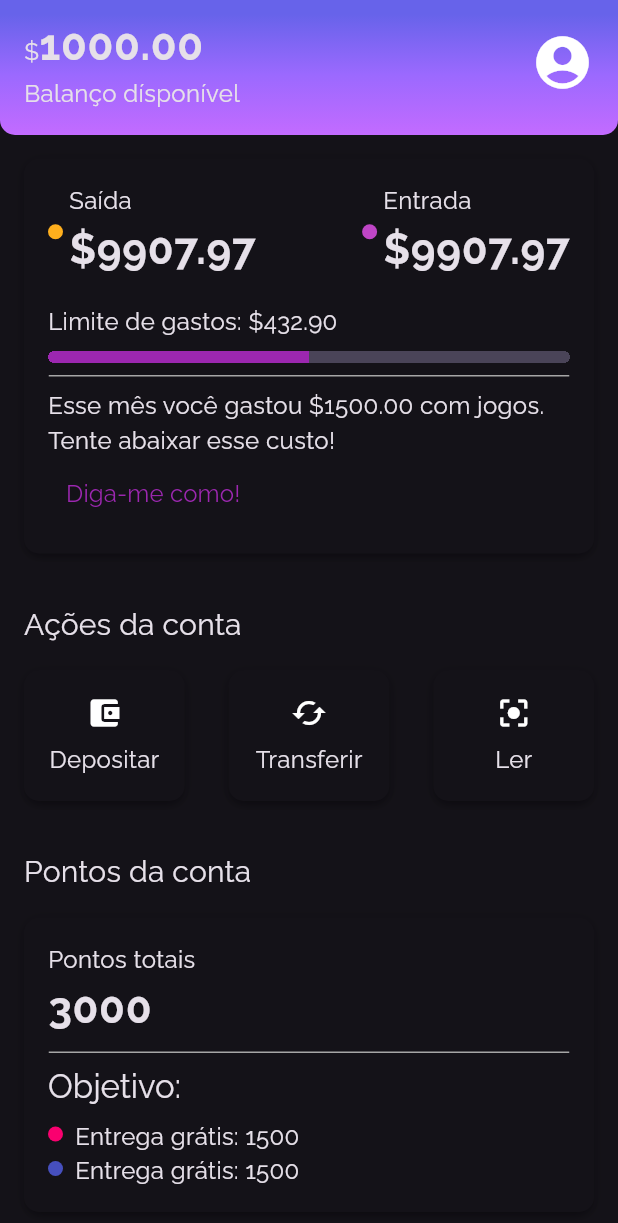
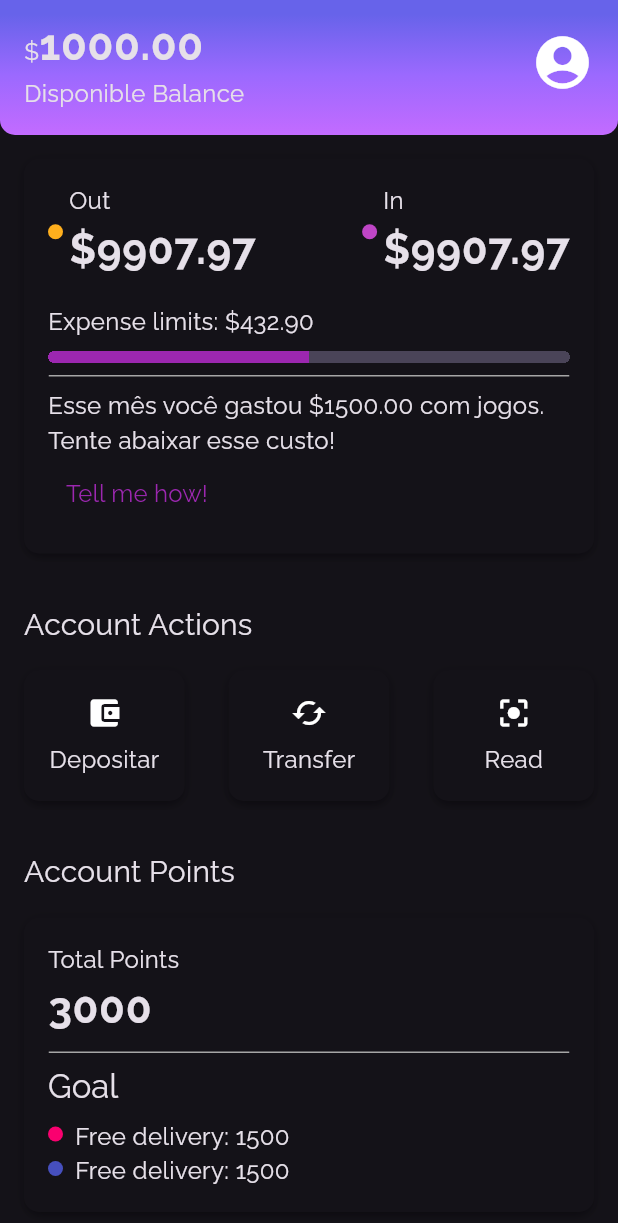
Before and after one commit to MarcoAntonioGomes/alubank, a Flutter app: the screen it shows after launch, scrolled down 71 dp, on a phone screen of 412 x 824 dp. Shown: the top 1223 px of the screen. Run offline on Flutter 3.47's test engine with Material 3 defaults, Android fonts, the phone set to English and light mode, and no system bars.

Commit message:
Implemented internalization using flutter Libs

```diff
--- /dev/null
+++ b/l10n.yaml
@@ -0,0 +1,5 @@
+arb-dir: lib/l10n
+template-arb-file: app_en.arb
+output-dir: lib/generated/l10n
+output-localization-file: app_localizations.dart
+synthetic-package: false
--- a/lib/components/sections/accountactions.dart
+++ b/lib/components/sections/accountactions.dart
@@ -1,4 +1,5 @@
 import 'package:alubank/components/box_card.dart';
+import 'package:alubank/generated/l10n/app_localizations.dart';
 import 'package:flutter/material.dart';
 
 class AccountActions extends StatelessWidget {
@@ -11,15 +12,15 @@ class AccountActions extends StatelessWidget {
       children: [
         Padding(
           padding: const EdgeInsets.only(bottom: 16.0),
-          child: Text('Ações da conta', style: Theme.of(context).textTheme.titleMedium,),
+          child: Text(AppLocalizations.of(context)!.account_actions, style: Theme.of(context).textTheme.titleMedium,),
         ),
         Row(
           mainAxisAlignment: MainAxisAlignment.spaceBetween,
           children: [
-            InkWell(onTap: (){},child: BoxCard(boxContent: _AccountActionsContent(icon: Icon(Icons.account_balance_wallet), text: 'Depositar'))),
-            InkWell(onTap: (){},child: BoxCard(boxContent: _AccountActionsContent(icon: Icon(Icons.cached), text: 'Transferir'))),
+            InkWell(onTap: (){},child: BoxCard(boxContent: _AccountActionsContent(icon: Icon(Icons.account_balance_wallet), text: AppLocalizations.of(context)!.deposit))),
+            InkWell(onTap: (){},child: BoxCard(boxContent: _AccountActionsContent(icon: Icon(Icons.cached), text: AppLocalizations.of(context)!.transfer))),
             InkWell(
-                onTap: (){},child: BoxCard(boxContent: _AccountActionsContent(icon: Icon(Icons.center_focus_strong), text: 'Ler')))
+                onTap: (){},child: BoxCard(boxContent: _AccountActionsContent(icon: Icon(Icons.center_focus_strong), text: AppLocalizations.of(context)!.read)))
           ],
         )
       ],
--- a/lib/components/sections/accountpoints.dart
+++ b/lib/components/sections/accountpoints.dart
@@ -3,6 +3,7 @@
 import 'package:alubank/components/box_card.dart';
 import 'package:alubank/components/color_dot.dart';
 import 'package:alubank/components/content_division.dart';
+import 'package:alubank/generated/l10n/app_localizations.dart';
 import 'package:alubank/themes/theme_colors.dart';
 import 'package:flutter/material.dart';
 
@@ -20,7 +21,7 @@ class AccountPoints extends StatelessWidget {
           Padding(
             padding: const EdgeInsets.only(bottom: 16.0),
             child: Text(
-              'Pontos da conta',
+              AppLocalizations.of(context)!.account_points,
               style: Theme.of(context).textTheme.titleMedium,
             ),
           ),
@@ -28,7 +29,7 @@ class AccountPoints extends StatelessWidget {
               boxContent: Column(
                 crossAxisAlignment: CrossAxisAlignment.start,
                 children: [
-                  Text('Pontos totais'),
+                  Text(AppLocalizations.of(context)!.total_points),
                   Padding(
                     padding: const EdgeInsets.only(bottom: 8.0),
                     child: Text(
@@ -40,12 +41,12 @@ class AccountPoints extends StatelessWidget {
                   Padding(
                     padding: const EdgeInsets.only(bottom: 8.0, top: 8.0),
                     child: Text(
-                      'Objetivo:',
+                      AppLocalizations.of(context)!.goal,
                       style: Theme.of(context).textTheme.titleLarge,
                     ),
                   ),
-                  _AccountPointsContent(dot: ThemeColors.recentActivity['red'], text: 'Entrega grátis: 1500'),
-                  _AccountPointsContent(dot: ThemeColors.recentActivity['dark-purple'], text: 'Entrega grátis: 1500'),
+                  _AccountPointsContent(dot: ThemeColors.recentActivity['red'], text: '${AppLocalizations.of(context)!.free_delivery}: 1500'),
+                  _AccountPointsContent(dot: ThemeColors.recentActivity['dark-purple'], text: '${AppLocalizations.of(context)!.free_delivery}: 1500'),
                 ],
               ))
         ],
--- a/lib/components/sections/header.dart
+++ b/lib/components/sections/header.dart
@@ -1,3 +1,4 @@
+import 'package:alubank/generated/l10n/app_localizations.dart';
 import 'package:alubank/themes/theme_colors.dart';
 import 'package:flutter/material.dart';
 
@@ -30,7 +31,7 @@ class Header extends StatelessWidget {
 
                     ])),
                 Text(
-                  'Balanço dísponível',
+                  AppLocalizations.of(context)!.balance_disponible,
                 )
               ],
             ),
--- a/lib/components/sections/recentactivity.dart
+++ b/lib/components/sections/recentactivity.dart
@@ -1,6 +1,7 @@
 import 'package:alubank/components/box_card.dart';
 import 'package:alubank/components/color_dot.dart';
 import 'package:alubank/components/content_division.dart';
+import 'package:alubank/generated/l10n/app_localizations.dart';
 import 'package:alubank/themes/theme_colors.dart';
 import 'package:flutter/material.dart';
 
@@ -36,7 +37,7 @@ class _RecentActivity extends StatelessWidget {
                 Column(
                   crossAxisAlignment: CrossAxisAlignment.start,
                   children: [
-                    Text('Saída'),
+                    Text(AppLocalizations.of(context)!.money_out),
                     Text('\$9907.97', style: Theme.of(context).textTheme.bodyLarge,)
                   ],
                 ),
@@ -51,7 +52,7 @@ class _RecentActivity extends StatelessWidget {
                   Column(
                     crossAxisAlignment: CrossAxisAlignment.start,
                     children: [
-                      Text('Entrada'),
+                      Text(AppLocalizations.of(context)!.money_in),
                       Text('\$9907.97', style: Theme.of(context).textTheme.bodyLarge,)
                     ],
                   )
@@ -62,7 +63,7 @@ class _RecentActivity extends StatelessWidget {
         ),
         Padding(
           padding: const EdgeInsets.only(top: 16.0, bottom: 8.0),
-          child: Text('Limite de gastos: \$432.90'),
+          child: Text(AppLocalizations.of(context)!.expenses_limits+': \$432.90'),
         ),
         Container(
           clipBehavior: Clip.hardEdge,
@@ -80,7 +81,7 @@ class _RecentActivity extends StatelessWidget {
           child: ContentDivision(),
         ),
         Text('Esse mês você gastou \$1500.00 com jogos. Tente abaixar esse custo!'),
-        TextButton(onPressed: (){}, child: Text('Diga-me como!',  style: TextStyle(fontSize: 16, color: Theme.of(context).primaryColor),)),
+        TextButton(onPressed: (){}, child: Text(AppLocalizations.of(context)!.tell_me_how,  style: TextStyle(fontSize: 16, color: Theme.of(context).primaryColor),)),
       ],
     );
   }
--- /dev/null
+++ b/lib/l10n/app_en.arb
@@ -0,0 +1,15 @@
+{
+"balance_disponible": "Disponible Balance",
+  "money_out": "Out",
+  "money_in": "In",
+  "expenses_limits": "Expense limits",
+  "tell_me_how": "Tell me how!",
+  "account_actions": "Account Actions",
+  "deposit": "Depositar",
+  "transfer": "Transfer",
+  "read": "Read",
+  "account_points": "Account Points",
+  "total_points": "Total Points",
+  "goal": "Goal",
+  "free_delivery":"Free delivery"
+}
--- /dev/null
+++ b/lib/l10n/app_pt.arb
@@ -0,0 +1,15 @@
+{
+  "balance_disponible": "Saldo disponível",
+  "money_out": "Saída",
+  "money_in": "Entrada",
+  "expenses_limits": "Limites de despesas",
+  "tell_me_how": "Me diga como!",
+  "account_actions": "Ações da conta",
+  "deposit": "Depositar",
+  "transfer": "Transferir",
+  "read": "Ler",
+  "account_points": "Pontos da conta",
+  "total_points": "Total de pontos",
+  "goal": "Objetivo",
+  "free_delivery": "Entrega grátis"
+}
--- a/lib/main.dart
+++ b/lib/main.dart
@@ -1,17 +1,34 @@
+import 'package:alubank/generated/l10n/app_localizations.dart';
 import 'package:alubank/screens/home.dart';
 import 'package:alubank/themes/my_theme.dart';
 import 'package:flutter/material.dart';
 
 void main() {
-  runApp(const Alubank());
+  runApp( Alubank());
 }
 
 class Alubank extends StatelessWidget {
-  const Alubank({super.key});
+ Alubank({super.key});
+  Locale? _locale = Locale('en', 'US');
 
   @override
   Widget build(BuildContext context) {
     return  MaterialApp(
+      locale: _locale ,
+      localizationsDelegates: AppLocalizations.localizationsDelegates,
+      supportedLocales: AppLocalizations.supportedLocales,
+      localeResolutionCallback: (locale, supportedLocales) {
+        if (_locale != null) {
+          return _locale;
+        }
+        for (var supportedLocale in supportedLocales) {
+          if (supportedLocale.languageCode == locale?.languageCode &&
+              supportedLocale.countryCode == locale?.countryCode) {
+            return supportedLocale;
+          }
+        }
+        return supportedLocales.first;
+      },
       title: 'Alubank',
       theme: MyTheme,
       home: Home(),
--- a/pubspec.yaml
+++ b/pubspec.yaml
@@ -30,6 +30,9 @@ environment:
 dependencies:
   flutter:
     sdk: flutter
+  flutter_localizations:
+    sdk: flutter
+  intl: any
 
 
   # The following adds the Cupertino Icons font to your application.
```
Also changed, not shown: lib/generated/l10n/app_localizations.dart (added), lib/generated/l10n/app_localizations_en.dart (added), lib/generated/l10n/app_localizations_pt.dart (added), pubspec.lock.
